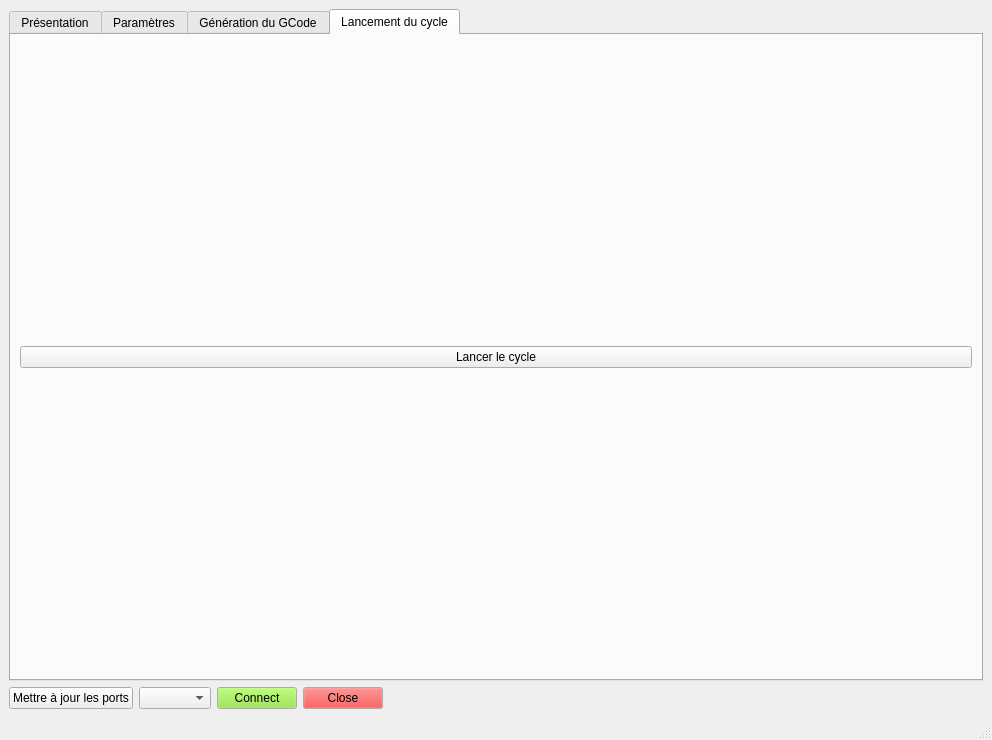
CREPP-PLOEMEUR/Feutrage-de-laine, file FeutrageGUI/FeutrageGUI.ui: the form before one commit.
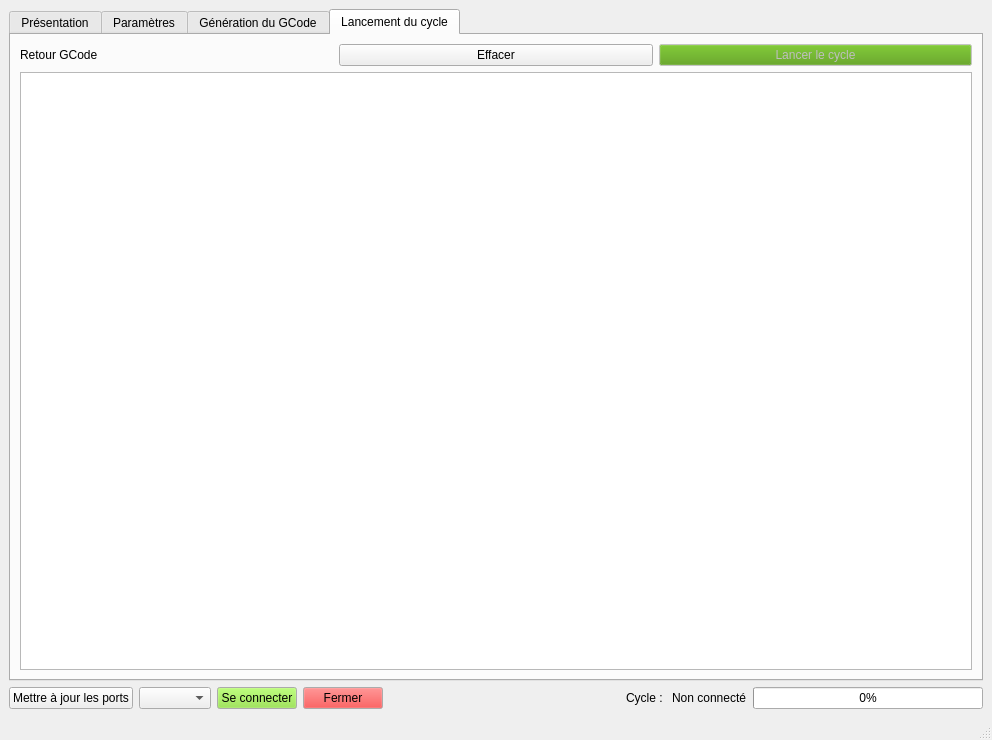
The form after the commit. The open tabs and pages were chosen to show the change. Icons and pictures are not drawn.

What changed in the file:
```diff
--- a/FeutrageGUI/FeutrageGUI.ui
+++ b/FeutrageGUI/FeutrageGUI.ui
@@ -21,53 +21,6 @@
   </property>
   <widget class="QWidget" name="centralwidget">
    <layout class="QGridLayout" name="gridLayout">
-    <item row="2" column="1">
-     <widget class="QComboBox" name="cb_ports"/>
-    </item>
-    <item row="2" column="3">
-     <widget class="QPushButton" name="pb_closePort">
-      <property name="palette">
-       <palette>
-        <active>
-         <colorrole role="Button">
-          <brush brushstyle="SolidPattern">
-           <color alpha="255">
-            <red>239</red>
-            <green>41</green>
-            <blue>41</blue>
-           </color>
-          </brush>
-         </colorrole>
-        </active>
-        <inactive>
-         <colorrole role="Button">
-          <brush brushstyle="SolidPattern">
-           <color alpha="255">
-            <red>239</red>
-            <green>41</green>
-            <blue>41</blue>
-           </color>
-          </brush>
-         </colorrole>
-        </inactive>
-        <disabled>
-         <colorrole role="Button">
-          <brush brushstyle="SolidPattern">
-           <color alpha="255">
-            <red>239</red>
-            <green>41</green>
-            <blue>41</blue>
-           </color>
-          </brush>
-         </colorrole>
-        </disabled>
-       </palette>
-      </property>
-      <property name="text">
-       <string>Close</string>
-      </property>
-     </widget>
-    </item>
     <item row="2" column="2">
      <widget class="QPushButton" name="pb_openPort">
       <property name="palette">
@@ -108,14 +61,7 @@
        </palette>
       </property>
       <property name="text">
-       <string>Connect</string>
-      </property>
-     </widget>
-    </item>
-    <item row="2" column="0">
-     <widget class="QPushButton" name="pb_resfreshPorts">
-      <property name="text">
-       <string>Mettre à jour les ports</string>
+       <string>Se connecter</string>
       </property>
      </widget>
     </item>
@@ -132,7 +78,82 @@
       </property>
      </spacer>
     </item>
-    <item row="1" column="0" colspan="6">
+    <item row="2" column="6">
+     <widget class="QLabel" name="lbl_status">
+      <property name="text">
+       <string>Non connecté</string>
+      </property>
+     </widget>
+    </item>
+    <item row="2" column="1">
+     <widget class="QComboBox" name="cb_ports"/>
+    </item>
+    <item row="2" column="7">
+     <widget class="QProgressBar" name="pb_progressBar">
+      <property name="value">
+       <number>0</number>
+      </property>
+     </widget>
+    </item>
+    <item row="2" column="5">
+     <widget class="QLabel" name="label_8">
+      <property name="text">
+       <string>Cycle : </string>
+      </property>
+     </widget>
+    </item>
+    <item row="2" column="0">
+     <widget class="QPushButton" name="pb_resfreshPorts">
+      <property name="text">
+       <string>Mettre à jour les ports</string>
+      </property>
+     </widget>
+    </item>
+    <item row="2" column="3">
+     <widget class="QPushButton" name="pb_closePort">
+      <property name="palette">
+       <palette>
+        <active>
+         <colorrole role="Button">
+          <brush brushstyle="SolidPattern">
+           <color alpha="255">
+            <red>239</red>
+            <green>41</green>
+            <blue>41</blue>
+           </color>
+          </brush>
+         </colorrole>
+        </active>
+        <inactive>
+         <colorrole role="Button">
+          <brush brushstyle="SolidPattern">
+           <color alpha="255">
+            <red>239</red>
+            <green>41</green>
+            <blue>41</blue>
+           </color>
+          </brush>
+         </colorrole>
+        </inactive>
+        <disabled>
+         <colorrole role="Button">
+          <brush brushstyle="SolidPattern">
+           <color alpha="255">
+            <red>239</red>
+            <green>41</green>
+            <blue>41</blue>
+           </color>
+          </brush>
+         </colorrole>
+        </disabled>
+       </palette>
+      </property>
+      <property name="text">
+       <string>Fermer</string>
+      </property>
+     </widget>
+    </item>
+    <item row="1" column="0" colspan="8">
      <widget class="QTabWidget" name="tabWidget">
       <property name="currentIndex">
        <number>1</number>
@@ -311,12 +332,100 @@
        </attribute>
        <layout class="QGridLayout" name="gridLayout_8">
         <item row="0" column="0">
+         <widget class="QLabel" name="label_9">
+          <property name="text">
+           <string>Retour GCode</string>
+          </property>
+         </widget>
+        </item>
+        <item row="1" column="0" colspan="3">
+         <widget class="QPlainTextEdit" name="pte_gcodeReturn">
+          <property name="textInteractionFlags">
+           <set>Qt::TextSelectableByMouse</set>
+          </property>
+         </widget>
+        </item>
+        <item row="0" column="2">
          <widget class="QPushButton" name="pb_start">
+          <property name="enabled">
+           <bool>false</bool>
+          </property>
+          <property name="palette">
+           <palette>
+            <active>
+             <colorrole role="Button">
+              <brush brushstyle="SolidPattern">
+               <color alpha="255">
+                <red>78</red>
+                <green>154</green>
+                <blue>6</blue>
+               </color>
+              </brush>
+             </colorrole>
+             <colorrole role="Text">
+              <brush brushstyle="SolidPattern">
+               <color alpha="255">
+                <red>0</red>
+                <green>0</green>
+                <blue>0</blue>
+               </color>
+              </brush>
+             </colorrole>
+            </active>
+            <inactive>
+             <colorrole role="Button">
+              <brush brushstyle="SolidPattern">
+               <color alpha="255">
+                <red>239</red>
+                <green>239</green>
+                <blue>239</blue>
+               </color>
+              </brush>
+             </colorrole>
+             <colorrole role="Text">
+              <brush brushstyle="SolidPattern">
+               <color alpha="255">
+                <red>0</red>
+                <green>0</green>
+                <blue>0</blue>
+               </color>
+              </brush>
+             </colorrole>
+            </inactive>
+            <disabled>
+             <colorrole role="Button">
+              <brush brushstyle="SolidPattern">
+               <color alpha="255">
+                <red>78</red>
+                <green>154</green>
+                <blue>6</blue>
+               </color>
+              </brush>
+             </colorrole>
+             <colorrole role="Text">
+              <brush brushstyle="SolidPattern">
+               <color alpha="255">
+                <red>190</red>
+                <green>190</green>
+                <blue>190</blue>
+               </color>
+              </brush>
+             </colorrole>
+            </disabled>
+           </palette>
+          </property>
           <property name="text">
            <string>Lancer le cycle</string>
           </property>
          </widget>
         </item>
+        <item row="0" column="1">
+         <widget class="QPushButton" name="pb_clear">
+          <property name="text">
+           <string>Effacer</string>
+          </property>
+         </widget>
+        </item>
        </layout>
       </widget>
      </widget>
```
Left out of the diff: 85 changed lines with no effect on the pictures.
